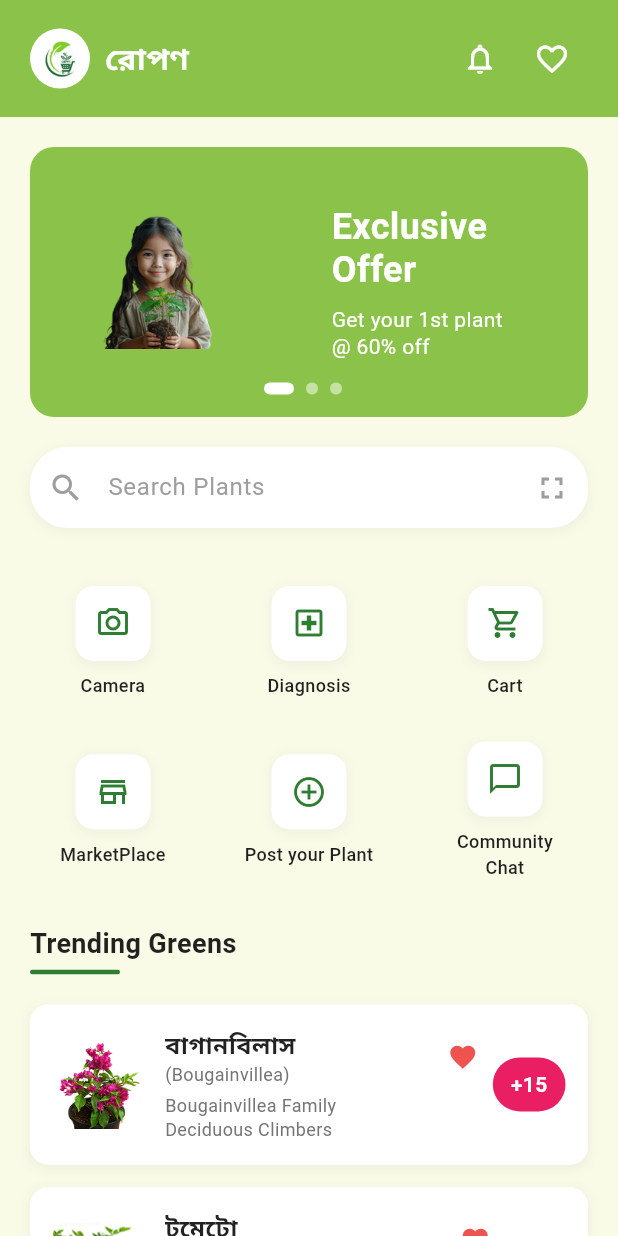
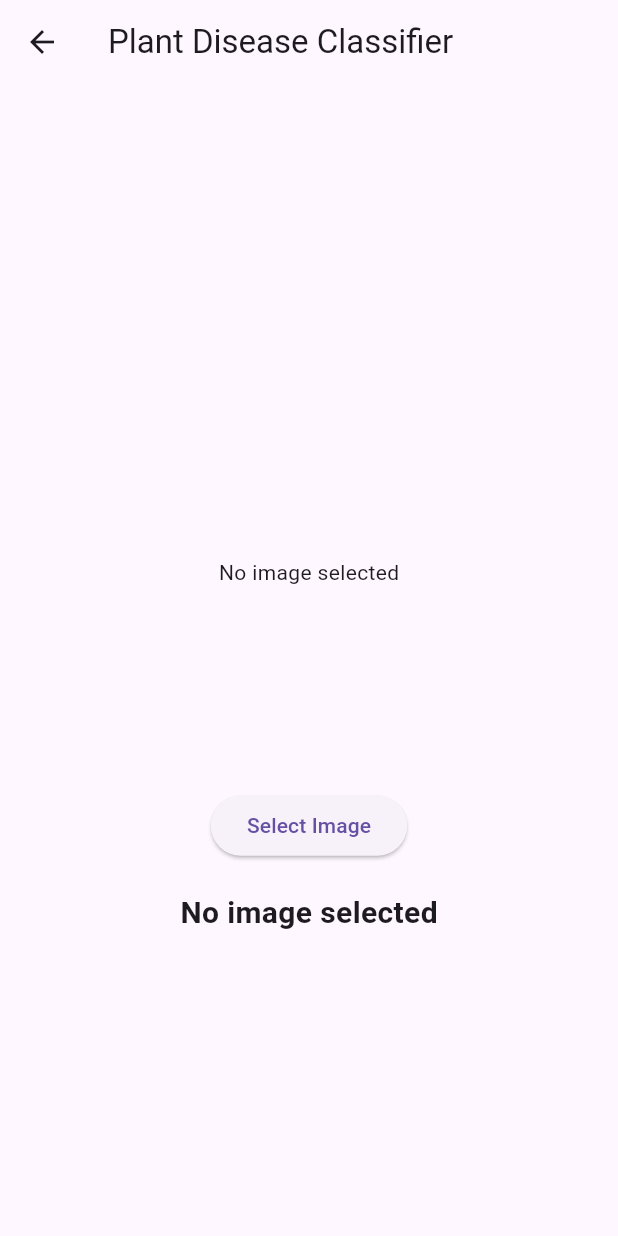
Before and after one commit to musfiqur24/ropon, a Flutter app: the HomePage screen opened directly, after a tap on "Camera", on a phone screen of 412 x 824 dp. Run offline on Flutter 3.47's test engine with Material 3 defaults, Android fonts, the phone set to English and light mode, and no system bars; our stand-ins replace image_picker; missing offline and left inert: tflite.

Commit message:
updated with ai camera
added the ai model

```diff
--- /dev/null
+++ b/assets/labels.txt
@@ -0,0 +1,4 @@
+potato_early_blight
+potato_healthy
+tomato_bacterial_spot
+tomato_healthy
--- /dev/null
+++ b/lib/camera_classifier.dart
@@ -0,0 +1,103 @@
+import 'dart:io';
+import 'package:flutter/material.dart';
+import 'package:image_picker/image_picker.dart';
+import 'package:tflite/tflite.dart';
+
+class ClassifierScreen extends StatefulWidget {
+  const ClassifierScreen({super.key});
+
+  @override
+  _ClassifierScreenState createState() => _ClassifierScreenState();
+}
+
+class _ClassifierScreenState extends State<ClassifierScreen> {
+  File? _image;
+  bool _loading = false;
+  String _result = "No image selected";
+
+  @override
+  void initState() {
+    super.initState();
+    loadModel();
+  }
+
+  Future<void> loadModel() async {
+    await Tflite.loadModel(
+      model: "assets/plant_model.tflite",
+      labels: "assets/labels.txt",
+    );
+  }
+
+  Future<void> pickImage() async {
+    final picker = ImagePicker();
+    final picked = await picker.pickImage(source: ImageSource.gallery);
+
+    if (picked != null) {
+      setState(() {
+        _loading = true;
+        _image = File(picked.path);
+        _result = "Processing...";
+      });
+
+      classifyImage(_image!);
+    }
+  }
+
+  Future<void> classifyImage(File image) async {
+    var output = await Tflite.runModelOnImage(
+      path: image.path,
+      numResults: 1,
+      threshold: 0.5,
+      imageMean: 0.0, // Because you used rescale=1./255 in training
+      imageStd: 1.0,
+    );
+
+    if (output != null && output.isNotEmpty) {
+      setState(() {
+        _loading = false;
+        _result = output[0]["label"];
+      });
+    } else {
+      setState(() {
+        _loading = false;
+        _result = "Could not classify image.";
+      });
+    }
+  }
+
+  @override
+  void dispose() {
+    Tflite.close();
+    super.dispose();
+  }
+
+  @override
+  Widget build(BuildContext context) {
+    return Scaffold(
+      appBar: AppBar(
+        title: Text('Plant Disease Classifier'),
+      ),
+      body: Column(
+        mainAxisAlignment: MainAxisAlignment.center,
+        children: [
+          _image == null
+              ? Container(
+                  height: 250,
+                  child: Center(child: Text("No image selected")),
+                )
+              : Image.file(_image!),
+          SizedBox(height: 20),
+          ElevatedButton(
+            onPressed: pickImage,
+            child: Text('Select Image'),
+          ),
+          SizedBox(height: 20),
+          Text(
+            _result,
+            style: TextStyle(fontSize: 20, fontWeight: FontWeight.bold),
+          )
+        ],
+      ),
+    );
+  }
+}
--- a/lib/home_page.dart
+++ b/lib/home_page.dart
@@ -1,6 +1,7 @@
 import 'package:flutter/material.dart';
 import 'bougainvillea_detail_page.dart';
 import 'marketplace_page.dart';
+import 'camera_classifier.dart';
 
 class HomePage extends StatefulWidget {
   const HomePage({Key? key}) : super(key: key);
@@ -276,12 +277,18 @@ class _HomePageState extends State<HomePage> {
           return GestureDetector(
             onTap: () {
               // Navigate to marketplace if MarketPlace is tapped
-              if (navItems[index]['label'] == 'MarketPlace') {
+              String label = navItems[index]['label'];
+              if (label == 'MarketPlace') {
                 Navigator.push(
                   context,
                   MaterialPageRoute(
-                    builder: (context) => const MarketplacePage(),
-                  ),
+                      builder: (context) => const MarketplacePage()),
+                );
+              } else if (label == 'Camera') {
+                Navigator.push(
+                  context,
+                  MaterialPageRoute(
+                      builder: (context) => const ClassifierScreen()),
                 );
               }
             },
--- a/lib/main.dart
+++ b/lib/main.dart
@@ -1,5 +1,5 @@
 import 'package:flutter/material.dart';
-import 'onboarding_page.dart';  // import your onboarding page
+import 'onboarding_page.dart';
 
 void main() {
   runApp(const MyApp());
@@ -12,7 +12,7 @@ class MyApp extends StatelessWidget {
   Widget build(BuildContext context) {
     return MaterialApp(
       title: 'Onboarding Demo',
-      home: const OnboardingPage(),  // your onboarding page widget
+      home: OnboardingPage(), // your onboarding page widget
     );
   }
 }
--- a/pubspec.yaml
+++ b/pubspec.yaml
@@ -35,6 +35,8 @@ dependencies:
   # The following adds the Cupertino Icons font to your application.
   # Use with the CupertinoIcons class for iOS style icons.
   cupertino_icons: ^1.0.6
+  image_picker: ^1.1.2
+  tflite: ^1.1.2
 
 dev_dependencies:
   flutter_test:
@@ -62,6 +64,9 @@ flutter:
     - assets/images/bougainvillea_orange.png
     - assets/images/bougainvillea_1.png
     - assets/images/bougainvillea_4.png
+
+    - assets/labels.txt
+    - assets/plant_model.tflite
   # The following line ensures that the Material Icons font is
   # included with your application, so that you can use the icons in
   # the material Icons class.
```
Also changed, not shown: lib/test.dart (deleted, +0 -15 lines), pubspec.lock, 6 other files.
